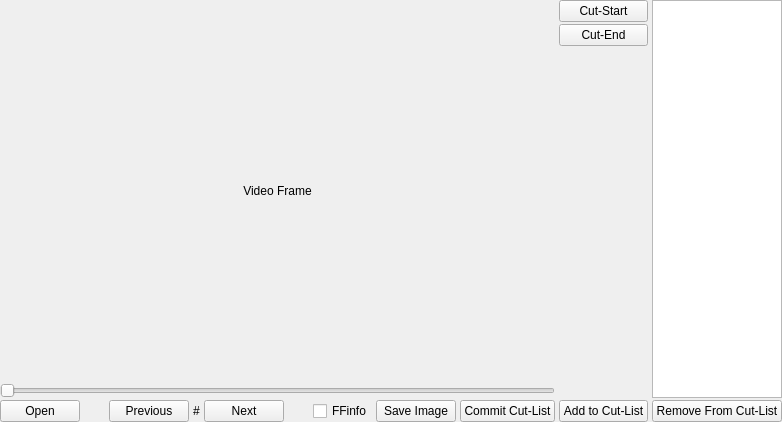
Selur/MKVCutter, file tools/viewer/AVSViewer.ui: the form before one commit.
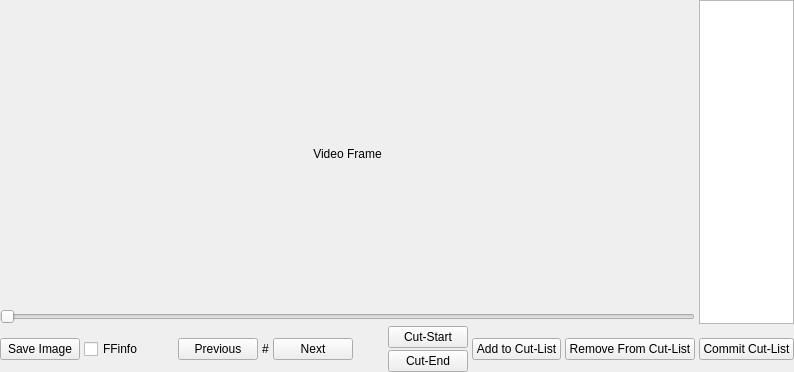
The form after the commit. Custom widgets are drawn as their Qt base class.

Patch:
```diff
--- a/tools/viewer/AVSViewer.ui
+++ b/tools/viewer/AVSViewer.ui
@@ -6,8 +6,8 @@
    <rect>
     <x>0</x>
     <y>0</y>
-    <width>782</width>
-    <height>422</height>
+    <width>794</width>
+    <height>372</height>
    </rect>
   </property>
   <property name="sizePolicy">
@@ -19,7 +19,7 @@
   <property name="windowTitle">
    <string>avsViewer</string>
   </property>
-  <layout class="QGridLayout" name="gridLayout_2">
+  <layout class="QGridLayout" name="gridLayout">
    <property name="horizontalSpacing">
     <number>4</number>
    </property>
@@ -29,7 +29,7 @@
    <property name="margin">
     <number>0</number>
    </property>
-   <item row="0" column="0" rowspan="2">
+   <item row="0" column="0">
     <widget class="ImageLabel" name="showLabel">
      <property name="sizePolicy">
       <sizepolicy hsizetype="Expanding" vsizetype="Expanding">
@@ -48,113 +48,30 @@
      </property>
     </widget>
    </item>
-   <item row="0" column="1" rowspan="4">
-    <widget class="QStackedWidget" name="cutStackedWidget">
+   <item row="0" column="1" rowspan="2">
+    <widget class="QListWidget" name="cutListWidget">
      <property name="sizePolicy">
-      <sizepolicy hsizetype="Fixed" vsizetype="Minimum">
+      <sizepolicy hsizetype="Ignored" vsizetype="Ignored">
        <horstretch>0</horstretch>
        <verstretch>0</verstretch>
       </sizepolicy>
      </property>
-     <widget class="QWidget" name="page">
-      <layout class="QGridLayout" name="gridLayout">
-       <property name="horizontalSpacing">
-        <number>4</number>
-       </property>
-       <property name="verticalSpacing">
-        <number>2</number>
-       </property>
-       <property name="margin">
-        <number>0</number>
-       </property>
-       <item row="0" column="0">
-        <widget class="QPushButton" name="setCutStartPushButton">
-         <property name="text">
-          <string>Cut-Start</string>
-         </property>
-        </widget>
-       </item>
-       <item row="0" column="1" rowspan="3">
-        <widget class="QListWidget" name="cutListWidget">
-         <property name="sizePolicy">
-          <sizepolicy hsizetype="Ignored" vsizetype="Ignored">
-           <horstretch>0</horstretch>
-           <verstretch>0</verstretch>
-          </sizepolicy>
-         </property>
-        </widget>
-       </item>
-       <item row="1" column="0">
-        <widget class="QPushButton" name="setCutEndPushButton">
-         <property name="sizePolicy">
-          <sizepolicy hsizetype="Minimum" vsizetype="Fixed">
-           <horstretch>0</horstretch>
-           <verstretch>0</verstretch>
-          </sizepolicy>
-         </property>
-         <property name="text">
-          <string>Cut-End</string>
-         </property>
-        </widget>
-       </item>
-       <item row="2" column="0">
-        <spacer name="verticalSpacer">
-         <property name="orientation">
-          <enum>Qt::Vertical</enum>
-         </property>
-         <property name="sizeHint" stdset="0">
-          <size>
-           <width>10</width>
-           <height>0</height>
-          </size>
-         </property>
-        </spacer>
-       </item>
-       <item row="3" column="0">
-        <widget class="QPushButton" name="addCutPushButton">
-         <property name="sizePolicy">
-          <sizepolicy hsizetype="Fixed" vsizetype="Fixed">
-           <horstretch>0</horstretch>
-           <verstretch>0</verstretch>
-          </sizepolicy>
-         </property>
-         <property name="text">
-          <string>Add to Cut-List</string>
-         </property>
-        </widget>
-       </item>
-       <item row="3" column="1">
-        <widget class="QPushButton" name="removeCutPushButton">
-         <property name="sizePolicy">
-          <sizepolicy hsizetype="Fixed" vsizetype="Fixed">
-           <horstretch>0</horstretch>
-           <verstretch>0</verstretch>
-          </sizepolicy>
-         </property>
-         <property name="text">
-          <string>Remove From Cut-List</string>
-         </property>
-        </widget>
-       </item>
-      </layout>
-     </widget>
-     <widget class="QWidget" name="page_2"/>
     </widget>
    </item>
-   <item row="2" column="0">
+   <item row="1" column="0">
     <widget class="MarkSlider" name="frameHorizontalSlider">
      <property name="orientation">
       <enum>Qt::Horizontal</enum>
      </property>
     </widget>
    </item>
-   <item row="3" column="0">
+   <item row="2" column="0">
     <layout class="QHBoxLayout" name="horizontalLayout">
      <property name="spacing">
       <number>4</number>
      </property>
      <item>
-      <widget class="QPushButton" name="openAvsPushButton">
+      <widget class="QPushButton" name="saveImagePushButton">
        <property name="sizePolicy">
         <sizepolicy hsizetype="Fixed" vsizetype="Fixed">
          <horstretch>0</horstretch>
@@ -162,7 +79,20 @@
         </sizepolicy>
        </property>
        <property name="text">
-        <string>Open</string>
+        <string>Save Image</string>
+       </property>
+      </widget>
+     </item>
+     <item>
+      <widget class="QCheckBox" name="ffinfoCheckBox">
+       <property name="sizePolicy">
+        <sizepolicy hsizetype="Fixed" vsizetype="Fixed">
+         <horstretch>0</horstretch>
+         <verstretch>0</verstretch>
+        </sizepolicy>
+       </property>
+       <property name="text">
+        <string>FFinfo</string>
        </property>
       </widget>
      </item>
@@ -238,20 +168,34 @@
       </spacer>
      </item>
      <item>
-      <widget class="QCheckBox" name="ffinfoCheckBox">
-       <property name="sizePolicy">
-        <sizepolicy hsizetype="Fixed" vsizetype="Fixed">
-         <horstretch>0</horstretch>
-         <verstretch>0</verstretch>
-        </sizepolicy>
+      <layout class="QVBoxLayout" name="verticalLayout">
+       <property name="spacing">
+        <number>2</number>
        </property>
-       <property name="text">
-        <string>FFinfo</string>
-       </property>
-      </widget>
+       <item>
+        <widget class="QPushButton" name="setCutStartPushButton">
+         <property name="text">
+          <string>Cut-Start</string>
+         </property>
+        </widget>
+       </item>
+       <item>
+        <widget class="QPushButton" name="setCutEndPushButton">
+         <property name="sizePolicy">
+          <sizepolicy hsizetype="Minimum" vsizetype="Fixed">
+           <horstretch>0</horstretch>
+           <verstretch>0</verstretch>
+          </sizepolicy>
+         </property>
+         <property name="text">
+          <string>Cut-End</string>
+         </property>
+        </widget>
+       </item>
+      </layout>
      </item>
      <item>
-      <widget class="QPushButton" name="saveImagePushButton">
+      <widget class="QPushButton" name="addCutPushButton">
        <property name="sizePolicy">
         <sizepolicy hsizetype="Fixed" vsizetype="Fixed">
          <horstretch>0</horstretch>
@@ -259,12 +203,12 @@
         </sizepolicy>
        </property>
        <property name="text">
-        <string>Save Image</string>
+        <string>Add to Cut-List</string>
        </property>
       </widget>
      </item>
      <item>
-      <widget class="QPushButton" name="commitPushButton">
+      <widget class="QPushButton" name="removeCutPushButton">
        <property name="sizePolicy">
         <sizepolicy hsizetype="Fixed" vsizetype="Fixed">
          <horstretch>0</horstretch>
@@ -272,12 +216,25 @@
         </sizepolicy>
        </property>
        <property name="text">
-        <string>Commit Cut-List</string>
+        <string>Remove From Cut-List</string>
        </property>
       </widget>
      </item>
     </layout>
    </item>
+   <item row="2" column="1">
+    <widget class="QPushButton" name="commitPushButton">
+     <property name="sizePolicy">
+      <sizepolicy hsizetype="Fixed" vsizetype="Fixed">
+       <horstretch>0</horstretch>
+       <verstretch>0</verstretch>
+      </sizepolicy>
+     </property>
+     <property name="text">
+      <string>Commit Cut-List</string>
+     </property>
+    </widget>
+   </item>
   </layout>
  </widget>
  <layoutdefault spacing="6" margin="11"/>
```
